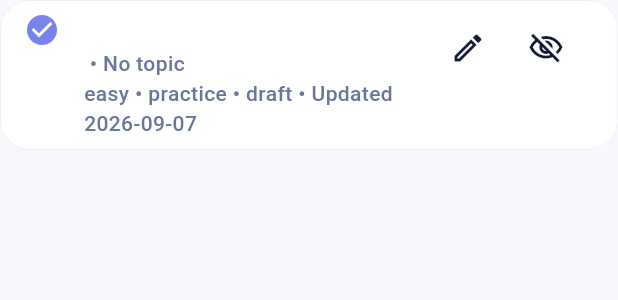
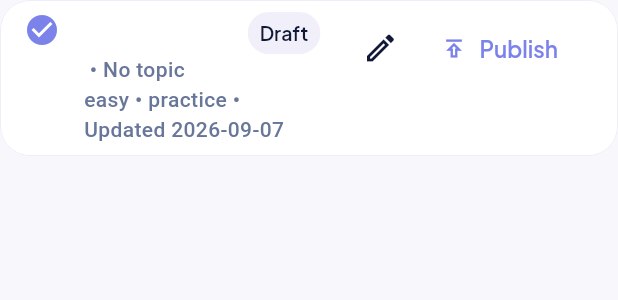
Before and after one commit to prashnaapp/Prashna, a Flutter app: the _QuestionCard widget shown alone on an empty page, opened directly with empty values, on a phone screen of 412 x 824 dp. Shown: the top 300 px of the screen. Run offline on Flutter 3.47's test engine with Material 3 defaults, Android fonts, the phone set to English and light mode, and no system bars; our stand-ins replace cloud_firestore, cloud_functions, firebase_auth, firebase_core, google_fonts, google_sign_in and 3 more; missing offline and left inert: in_app_purchase_android; accounts and stored records are empty.

Commit message:
feat: improve admin question lifecycle controls
Replace ambiguous visibility icons with clear Archive, Restore,
and Publish actions. Add status chips and archive confirmation
while preserving the existing question lifecycle architecture.

Co-authored-by: Cursor <cursoragent@cursor.com>

```diff
--- a/lib/features/admin/presentation/screens/admin_dashboard_screen.dart
+++ b/lib/features/admin/presentation/screens/admin_dashboard_screen.dart
@@ -64,7 +64,7 @@ class AdminDashboardScreen extends StatelessWidget {
                 child: ListTile(
                   title: const Text('Questions'),
                   subtitle: const Text(
-                    'Create, edit, and deactivate questions',
+                    'Create, edit, publish, and archive questions',
                   ),
                   trailing: const Icon(Icons.chevron_right),
                   onTap: () =>
--- a/lib/features/admin/presentation/screens/admin_question_list_screen.dart
+++ b/lib/features/admin/presentation/screens/admin_question_list_screen.dart
@@ -89,6 +89,38 @@ class _AdminQuestionListScreenState extends State<AdminQuestionListScreen> {
       context,
     ).pushNamed(AdminRoutes.questionEdit, arguments: question);
     if (mounted) await _loadQuestions();
+  }
+
+  Future<void> _requestLifecycleStatus(
+    Question question,
+    QuestionPublicationStatus status,
+  ) async {
+    if (status == QuestionPublicationStatus.archived) {
+      final confirmed = await showDialog<bool>(
+        context: context,
+        builder: (context) {
+          return AlertDialog(
+            title: const Text('Archive Question?'),
+            content: const Text(
+              'This question will be removed from Student Practice and new Tests.\n'
+              'Existing historical records will not be deleted.',
+            ),
+            actions: [
+              TextButton(
+                onPressed: () => Navigator.of(context).pop(false),
+                child: const Text('Cancel'),
+              ),
+              FilledButton(
+                onPressed: () => Navigator.of(context).pop(true),
+                child: const Text('Archive'),
+              ),
+            ],
+          );
+        },
+      );
+      if (confirmed != true) return;
+    }
+    await _setStatus(question, status);
   }
 
   Future<void> _setStatus(
@@ -266,7 +298,8 @@ class _AdminQuestionListScreenState extends State<AdminQuestionListScreen> {
                     return _QuestionCard(
                       question: question,
                       onEdit: () => _openEdit(question),
-                      onSetStatus: (status) => _setStatus(question, status),
+                      onRequestStatus: (status) =>
+                          _requestLifecycleStatus(question, status),
                     );
                   },
                 ),
@@ -293,65 +326,106 @@ class _QuestionCard extends StatelessWidget {
   const _QuestionCard({
     required this.question,
     required this.onEdit,
-    required this.onSetStatus,
+    required this.onRequestStatus,
   });
 
   final Question question;
   final VoidCallback onEdit;
-  final ValueChanged<QuestionPublicationStatus> onSetStatus;
+  final ValueChanged<QuestionPublicationStatus> onRequestStatus;
+
+  static String statusLabel(QuestionPublicationStatus status) {
+    switch (status) {
+      case QuestionPublicationStatus.draft:
+        return 'Draft';
+      case QuestionPublicationStatus.published:
+        return 'Published';
+      case QuestionPublicationStatus.archived:
+        return 'Archived';
+    }
+  }
+
+  static QuestionPublicationStatus effectiveStatus(Question question) {
+    return question.status ??
+        (question.isActive
+            ? QuestionPublicationStatus.published
+            : QuestionPublicationStatus.archived);
+  }
 
   @override
   Widget build(BuildContext context) {
     final updated = question.updatedAt.millisecondsSinceEpoch == 0
         ? '—'
         : '${question.updatedAt.year}-${question.updatedAt.month.toString().padLeft(2, '0')}-${question.updatedAt.day.toString().padLeft(2, '0')}';
-    final status =
-        question.status ??
-        (question.isActive
-            ? QuestionPublicationStatus.published
-            : QuestionPublicationStatus.archived);
+    final status = effectiveStatus(question);
+    final colorScheme = Theme.of(context).colorScheme;
+    final (lifecycleLabel, lifecycleIcon, nextStatus) = switch (status) {
+      QuestionPublicationStatus.published => (
+        'Archive',
+        Icons.archive_outlined,
+        QuestionPublicationStatus.archived,
+      ),
+      QuestionPublicationStatus.archived => (
+        'Restore',
+        Icons.unarchive_outlined,
+        QuestionPublicationStatus.published,
+      ),
+      QuestionPublicationStatus.draft => (
+        'Publish',
+        Icons.publish_outlined,
+        QuestionPublicationStatus.published,
+      ),
+    };
+
     return Card(
       child: ListTile(
-        title: Text(
-          question.question,
-          maxLines: 2,
-          overflow: TextOverflow.ellipsis,
+        title: Row(
+          crossAxisAlignment: CrossAxisAlignment.start,
+          children: [
+            Expanded(
+              child: Text(
+                question.question,
+                maxLines: 2,
+                overflow: TextOverflow.ellipsis,
+              ),
+            ),
+            const SizedBox(width: 8),
+            Chip(
+              key: ValueKey('question-status-${question.id}'),
+              label: Text(statusLabel(status)),
+              visualDensity: VisualDensity.compact,
+              materialTapTargetSize: MaterialTapTargetSize.shrinkWrap,
+              padding: EdgeInsets.zero,
+              labelPadding: const EdgeInsets.symmetric(horizontal: 8),
+            ),
+          ],
         ),
         subtitle: Text(
           '${question.id} • ${question.topicId.isEmpty ? 'No topic' : question.topicId}\n'
-          '${question.difficulty.name} • ${question.questionType.name} • '
-          '${status.name}'
+          '${question.difficulty.name} • ${question.questionType.name}'
           ' • Updated $updated',
         ),
         isThreeLine: true,
         leading: Icon(
           question.isActive ? Icons.check_circle : Icons.pause_circle,
           color: question.isActive
-              ? Theme.of(context).colorScheme.primary
-              : Theme.of(context).colorScheme.outline,
+              ? colorScheme.primary
+              : colorScheme.outline,
         ),
         trailing: Wrap(
           spacing: 4,
+          crossAxisAlignment: WrapCrossAlignment.center,
           children: [
             IconButton(
+              key: ValueKey('question-edit-${question.id}'),
               tooltip: 'Edit',
               onPressed: onEdit,
               icon: const Icon(Icons.edit_outlined),
             ),
-            IconButton(
-              tooltip: status == QuestionPublicationStatus.published
-                  ? 'Archive'
-                  : 'Publish',
-              onPressed: () => onSetStatus(
-                status == QuestionPublicationStatus.published
-                    ? QuestionPublicationStatus.archived
-                    : QuestionPublicationStatus.published,
-              ),
-              icon: Icon(
-                question.isActive
-                    ? Icons.visibility_off_outlined
-                    : Icons.visibility_outlined,
-              ),
+            TextButton.icon(
+              key: ValueKey('question-lifecycle-${question.id}'),
+              onPressed: () => onRequestStatus(nextStatus),
+              icon: Icon(lifecycleIcon, size: 18),
+              label: Text(lifecycleLabel),
             ),
           ],
         ),
```
Also changed, not shown: 1 other file.
